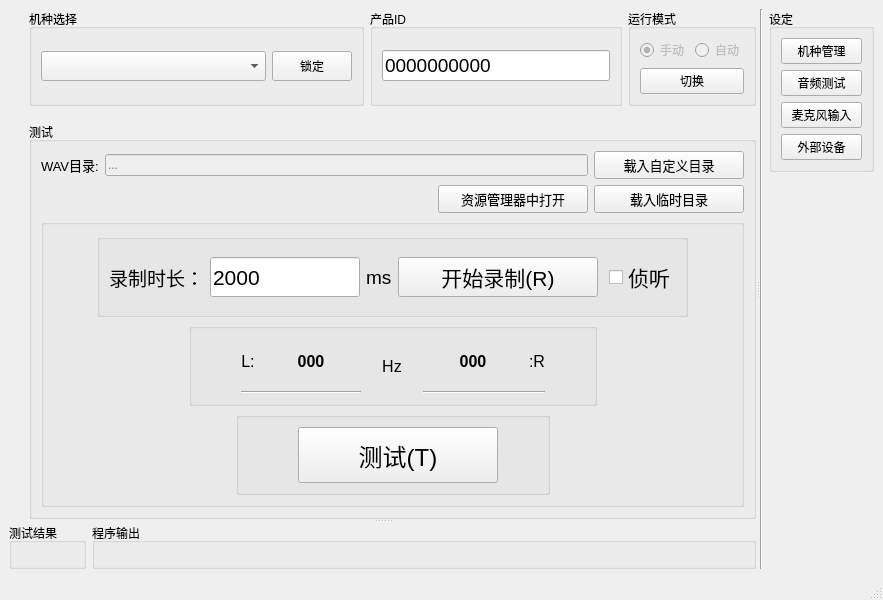
Before: the Qt Designer form mainwindow.ui in YeeeeRQ/SpeakerTest, drawn with Qt 5.
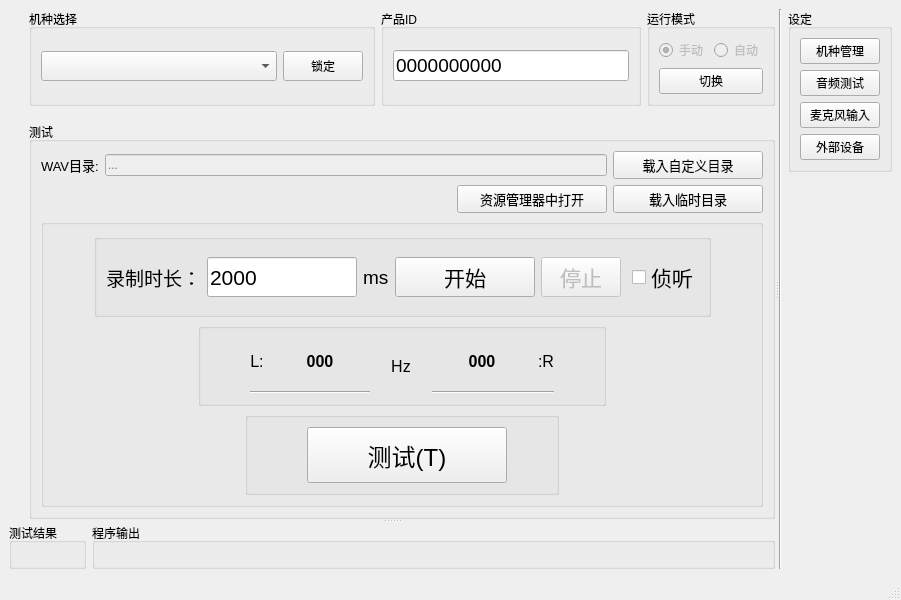
After: the same form once the commit is applied. Custom widgets are drawn as their Qt base class.

Commit message: 增加手动模式下停止录制+侦听功能

What changed in the file:
```diff
--- a/mainwindow.ui
+++ b/mainwindow.ui
@@ -6,7 +6,7 @@
    <rect>
     <x>0</x>
     <y>0</y>
-    <width>883</width>
+    <width>901</width>
     <height>600</height>
    </rect>
   </property>
@@ -454,7 +454,7 @@
                              <widget class="QPushButton" name="btnStartRecord">
                               <property name="minimumSize">
                                <size>
-                                <width>200</width>
+                                <width>140</width>
                                 <height>40</height>
                                </size>
                               </property>
@@ -464,7 +464,28 @@
                                </font>
                               </property>
                               <property name="text">
-                               <string>开始录制(R)</string>
+                               <string>开始</string>
+                              </property>
+                             </widget>
+                            </item>
+                            <item>
+                             <widget class="QPushButton" name="btnStopRecord">
+                              <property name="enabled">
+                               <bool>false</bool>
+                              </property>
+                              <property name="minimumSize">
+                               <size>
+                                <width>70</width>
+                                <height>40</height>
+                               </size>
+                              </property>
+                              <property name="font">
+                               <font>
+                                <pointsize>16</pointsize>
+                               </font>
+                              </property>
+                              <property name="text">
+                               <string>停止</string>
                               </property>
                              </widget>
                             </item>
```
Left out of the diff: 2 changed lines with no effect on the pictures. The commit also changes 9 other files.
